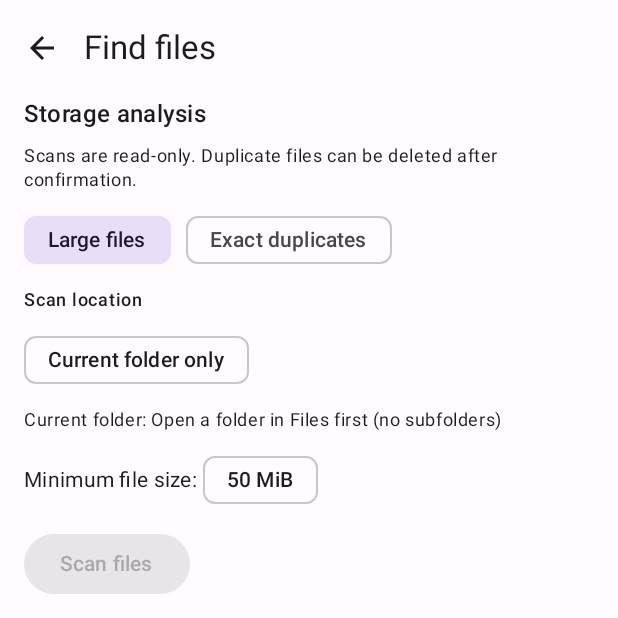
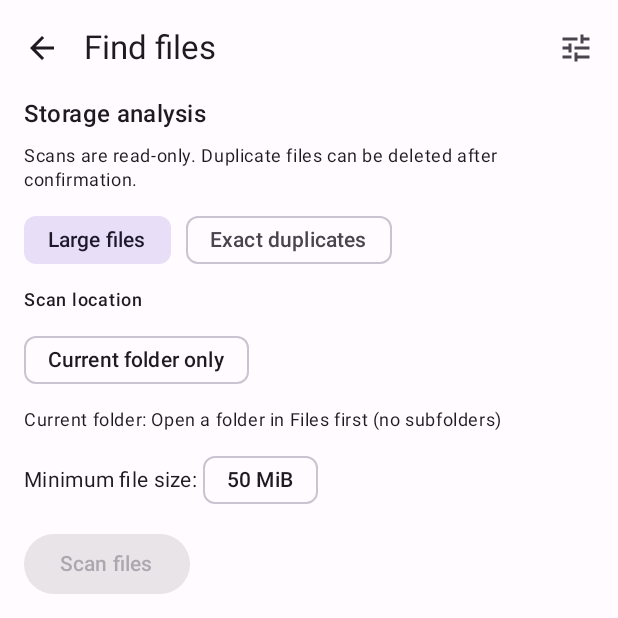
Before and after one commit to Aki-Gra/MeowMeowFileManager, an Android app built with Jetpack Compose: the composable FileAnalysisScreen called with empty values, on a phone screen of 412 x 824 dp, the top half of it. Run offline under Robolectric (Android 15) with nearby library versions, the phone set to English and light mode, and no system bars; 1 statement that could not run was skipped.

Commit message:
feat(analysis): jump-to-options toolbar and always-visible deletion progress

```diff
--- a/app/src/main/java/com/meowmeow/filemanager/ui/FileAnalysisScreen.kt
+++ b/app/src/main/java/com/meowmeow/filemanager/ui/FileAnalysisScreen.kt
@@ -106,9 +106,36 @@ fun FileAnalysisScreen(
         onDispose { onCancel() }
     }
 
-    Scaffold(topBar = {
+    Scaffold(
+        bottomBar = {
+            if (state.isDeleting) {
+                Surface(tonalElevation = 3.dp) {
+                    Column(
+                        modifier = Modifier.fillMaxWidth().padding(12.dp),
+                        verticalArrangement = Arrangement.spacedBy(4.dp)
+                    ) {
+                        LinearProgressIndicator(Modifier.fillMaxWidth())
+                        val progress = state.deleteSummary
+                        Text("Deleting selected files: " +
+                            "${progress?.completed?.size ?: 0}/${progress?.total ?: 0}")
+                        TextButton(onClick = onCancelDeletion) {
+                            Text("Stop remaining deletions")
+                        }
+                    }
+                }
+            }
+        },
+        topBar = {
         TopAppBar(
             title = { Text("Find files") },
+            actions = {
+                IconButton(
+                    onClick = { scrollScope.launch { listState.animateScrollToItem(0) } },
+                    enabled = !state.isDeleting
+                ) {
+                    Icon(Icons.Default.Tune, contentDescription = "Show scan settings")
+                }
+            },
             navigationIcon = {
                 IconButton(onClick = onBack, enabled = !state.isDeleting) {
                     Icon(Icons.Default.ArrowBack, contentDescription = "Back to Cleanup")
@@ -211,12 +238,6 @@ fun FileAnalysisScreen(
                     style = MaterialTheme.typography.bodySmall
                 )
             }
-            if (state.isDeleting) {
-                LinearProgressIndicator(Modifier.fillMaxWidth())
-                val progress = state.deleteSummary
-                Text("Deleting selected files: ${progress?.completed?.size ?: 0}/${progress?.total ?: 0}")
-                OutlinedButton(onClick = onCancelDeletion) { Text("Stop remaining deletions") }
-            }
             state.deleteNotice?.let {
                 Text(it, style = MaterialTheme.typography.bodySmall,
                     color = MaterialTheme.colorScheme.error)
@@ -281,7 +302,10 @@ fun FileAnalysisScreen(
                             modifier = Modifier.padding(16.dp))
                     }
                 } else if (showingCurrent && state.kind == AnalysisKind.DUPLICATES) {
-                    items(state.duplicateGroups) { group ->
+                    items(
+                        items = state.duplicateGroups,
+                        key = { it.members.first().entry.id }
+                    ) { group ->
                         Column(verticalArrangement = Arrangement.spacedBy(2.dp)) {
                             Text(
                                 "${group.members.size} identical files · " +
```
